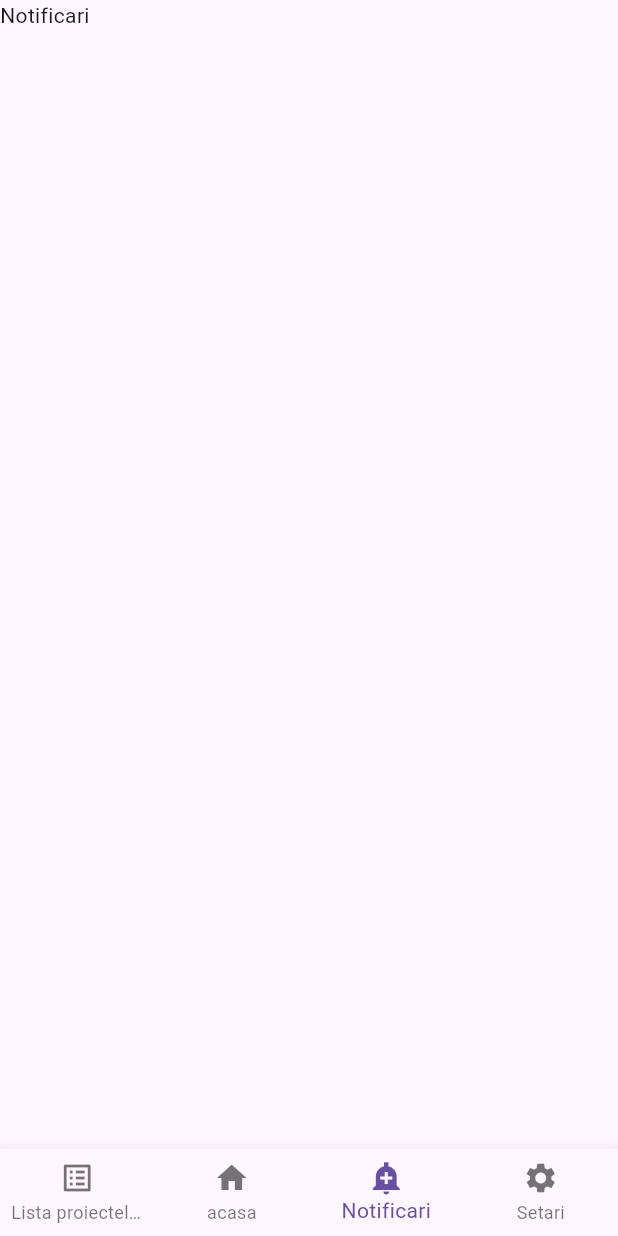
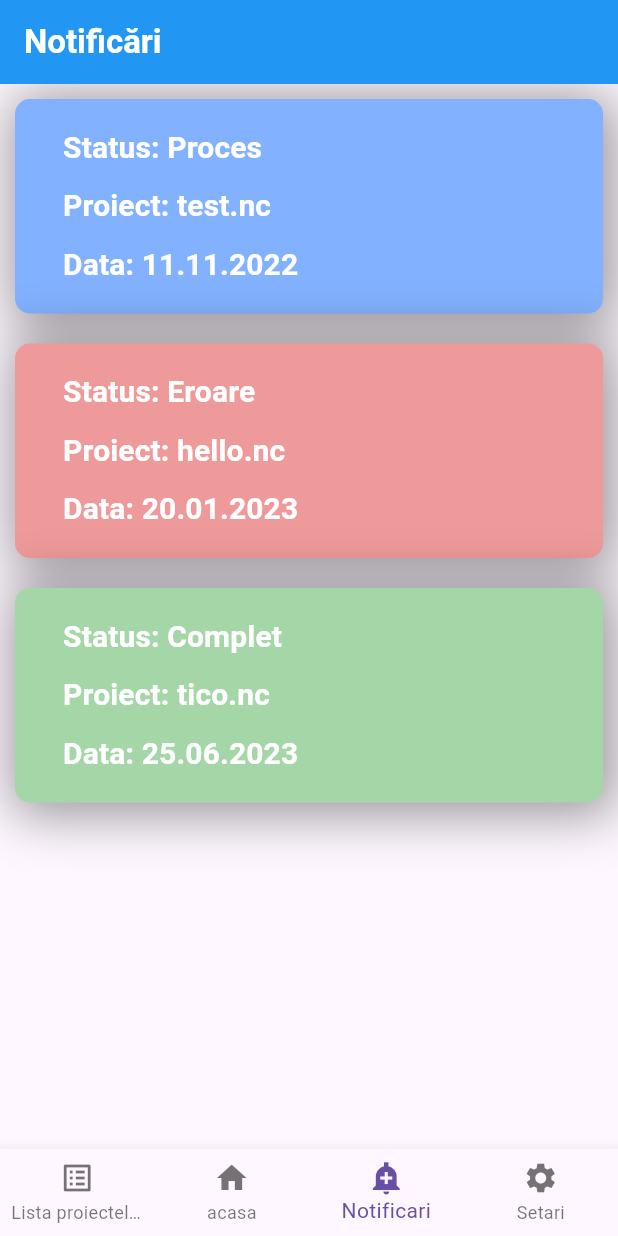
Before and after one commit to SAP4K/Mobile_APP, a Flutter app: the screen it shows after launch, item 3 of the bottom bar chosen, on a phone screen of 412 x 824 dp. Run offline on Flutter 3.47's test engine with Material 3 defaults, Android fonts, the phone set to English and light mode, and no system bars; our stand-ins replace go_router, percent_indicator.

Commit message:
2024_5_13_1:32

```diff
--- a/lib/App_Navigator.dart
+++ b/lib/App_Navigator.dart
@@ -2,7 +2,9 @@ import 'package:flutter/material.dart';
 import 'list_projects.dart';
 import 'HomeWindow.dart';
 import 'package:go_router/go_router.dart';
-
+import 'Notification.dart';
+import 'Setari.dart';
+import 'notification_detalii.dart';
 class wrapper extends StatefulWidget
 {
   final StatefulNavigationShell navigationShell;
@@ -120,8 +122,20 @@ class app_Navigatr
                       name: "Notificari",
                       builder: (context,state)
                       {
-                        return Text("Notificari");
+                        return notification();
                       },
+                    routes:
+                    [
+                      GoRoute
+                        (
+                          path: "/Detalii",
+                          name: "Detalii",
+                          builder: (context,state)
+                          {
+                            return detail_notification();
+                          }
+                        )
+                    ]
                   ),
                 ],
               ),
@@ -136,7 +150,7 @@ class app_Navigatr
                           name: "Setting",
                           builder: (context,state)
                           {
-                            return Text("Setari");
+                            return  settings();
                           },
                         ),
                     ],
--- /dev/null
+++ b/lib/Notification.dart
@@ -0,0 +1,93 @@
+import 'package:flutter/material.dart';
+import 'package:go_router/go_router.dart';
+import 'appBar.dart';
+import 'data_from_cnc_machine.dart';
+import 'App_Navigator.dart';
+List<dates_from_cnc> dates = <dates_from_cnc>[dates_from_cnc.test('test.nc','11.11.2022',0.3,'200','1:11:21',"Proces"),
+  dates_from_cnc.test('hello.nc', '20.01.2023', 0.7,'139','2:51:33',"Eroare"),
+  dates_from_cnc.test('tico.nc', '25.06.2023', 1,'99','4:23:01',"Complet")];
+class notification extends StatefulWidget
+{
+
+  notification();
+  @override
+  State<notification> createState() => _notificationState();
+}
+
+Widget notification_widget(BuildContext context, dates_from_cnc date)
+{
+    Color? current_color;
+    switch(date.status!)
+    {
+      case "Proces":{current_color = Colors.blueAccent.shade100; }break;
+      case "Eroare":{current_color = Colors.red.shade200;}break;
+      case "Complet":{ current_color = Colors.green.shade200;};
+    }
+
+        return Padding(padding: EdgeInsets.fromLTRB(10, 10, 10, 10),
+          child:Container
+          (
+              decoration: BoxDecoration
+                (
+                color: current_color!,
+                borderRadius: BorderRadius.circular(10),
+                boxShadow:
+                [BoxShadow
+                  (
+                    color: Colors.black.withOpacity(0.4),
+                    spreadRadius: 5,
+                    blurRadius:  30,
+                    offset: Offset(3,3) )],
+              ),
+            child: Padding
+              (padding: EdgeInsets.only(left: 10),
+              child: Padding(padding: EdgeInsets.only(left: 10),
+              child:
+                  TextButton
+                    (
+                      style: ButtonStyle(alignment: Alignment.topLeft),
+                      onPressed: ()
+                      {
+                        context.goNamed("Detalii");
+                      },
+                      child: Column
+                        (
+                        crossAxisAlignment: CrossAxisAlignment.start,
+                        children: <Widget>
+                        [
+                          SizedBox(height: 10,),
+                          Text("Status: "+date.status!,style: TextStyle(fontWeight: FontWeight.bold,fontSize: 20,color: Colors.white),),
+                          SizedBox(height: 10,),
+                          Text("Proiect: "+date.name!,style: TextStyle(fontWeight: FontWeight.bold,fontSize: 20,color: Colors.white),),
+                          SizedBox(height: 10),
+                          Text("Data: "+date.data!,style: TextStyle(fontWeight: FontWeight.bold,fontSize: 20,color: Colors.white),),
+                          SizedBox(height: 10),
+                        ],
+                      ),
+                    )
+              ),
+              ),
+          )
+        );
+}
+
+class _notificationState extends State<notification> {
+  Widget build(BuildContext context)
+  {
+    return Scaffold
+      (
+        appBar: app_bar(context, "Notificări"),
+        body: SafeArea
+          (
+            child: ListView.builder
+              (
+                itemCount: 3,
+                itemBuilder: (context,index)
+                {
+                  return notification_widget(context,dates[index]);
+                },
+              ),
+          ),
+      );
+  }
+}
--- a/lib/data_from_cnc_machine.dart
+++ b/lib/data_from_cnc_machine.dart
@@ -8,8 +8,9 @@ class dates_from_cnc
   double? proncentes;
   String? nr_instruction;
   String? durata;
+  String? status;
   dates_from_cnc(){}
-  dates_from_cnc.test(this.name,this.data,this.proncentes,this.nr_instruction,this.durata)
+  dates_from_cnc.test(this.name,this.data,this.proncentes,this.nr_instruction,this.durata,this.status)
   {
     print(this.durata!);
   }
--- a/lib/list_projects.dart
+++ b/lib/list_projects.dart
@@ -3,9 +3,9 @@ import 'package:percent_indicator/percent_indicator.dart';
 import 'details_project.dart';
 import 'data_from_cnc_machine.dart';
 import 'appBar.dart';
-List<dates_from_cnc> dates = <dates_from_cnc>[dates_from_cnc.test('test.nc','11.11.2022',0.3,'200','1:11:21'),
-  dates_from_cnc.test('hello.nc', '20.01.2023', 0.7,'139','2:51:33'),
-  dates_from_cnc.test('tico.nc', '25.06.2023', 0.9,'99','4:23:01')];
+List<dates_from_cnc> dates = <dates_from_cnc>[dates_from_cnc.test('test.nc','11.11.2022',0.3,'200','1:11:21',"Complet"),
+  dates_from_cnc.test('hello.nc', '20.01.2023', 0.7,'139','2:51:33',"Eroare"),
+  dates_from_cnc.test('tico.nc', '25.06.2023', 1,'99','4:23:01',"Complet")];
 class ListaProiecte extends StatefulWidget
 {
   ListaProiecte();
@@ -45,7 +45,7 @@ class _ListaProiecteState extends State<ListaProiecte> {
               ),
               ),
           ),
-        ),);}
+        ),); }
 
   Widget build(BuildContext context)
   {
```
Also changed, not shown: lib/HomeWindow.dart (+61 -2 lines), lib/Setari.dart (added, +14 -0 lines), lib/notification_detalii.dart (added, +14 -0 lines).
